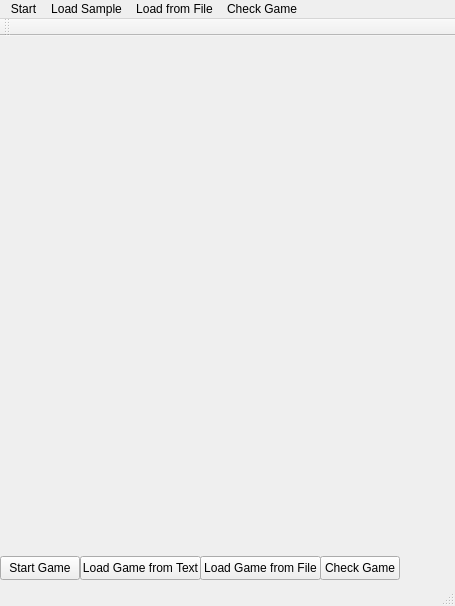
Bananz0/Sudoku-Solver, file mainwindow.ui: the form before one commit.
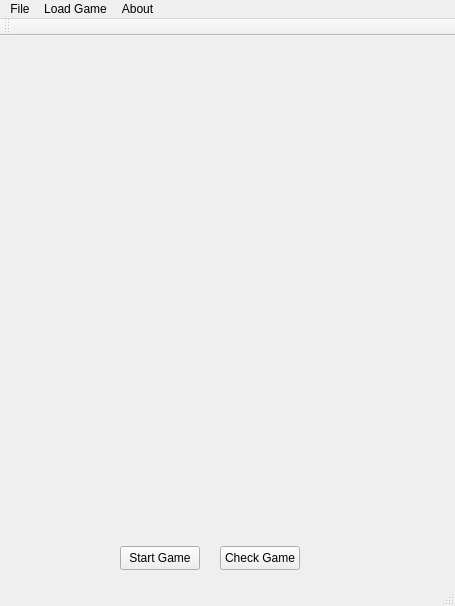
The form after the commit.

```diff
--- a/mainwindow.ui
+++ b/mainwindow.ui
@@ -17,8 +17,8 @@
    <widget class="QPushButton" name="StartGame">
     <property name="geometry">
      <rect>
-      <x>0</x>
-      <y>520</y>
+      <x>120</x>
+      <y>510</y>
       <width>80</width>
       <height>24</height>
      </rect>
@@ -27,37 +27,11 @@
      <string>Start Game</string>
     </property>
    </widget>
-   <widget class="QPushButton" name="openTextFile">
-    <property name="geometry">
-     <rect>
-      <x>80</x>
-      <y>520</y>
-      <width>121</width>
-      <height>24</height>
-     </rect>
-    </property>
-    <property name="text">
-     <string>Load Game from Text</string>
-    </property>
-   </widget>
-   <widget class="QPushButton" name="openFileDialog">
-    <property name="geometry">
-     <rect>
-      <x>200</x>
-      <y>520</y>
-      <width>121</width>
-      <height>24</height>
-     </rect>
-    </property>
-    <property name="text">
-     <string>Load Game from File</string>
-    </property>
-   </widget>
    <widget class="QPushButton" name="checkGame">
     <property name="geometry">
      <rect>
-      <x>320</x>
-      <y>520</y>
+      <x>220</x>
+      <y>510</y>
       <width>80</width>
       <height>24</height>
      </rect>
@@ -77,30 +51,24 @@
      <height>21</height>
     </rect>
    </property>
-   <widget class="QMenu" name="menunigag">
+   <widget class="QMenu" name="menuLoad_Game">
     <property name="title">
-     <string>Start</string>
+     <string>Load Game</string>
     </property>
    </widget>
-   <widget class="QMenu" name="menuLoad_from_Text">
+   <widget class="QMenu" name="menuFile">
     <property name="title">
-     <string>Load Sample</string>
+     <string>File</string>
     </property>
    </widget>
-   <widget class="QMenu" name="menuLoad_from_File">
+   <widget class="QMenu" name="menuAbout">
     <property name="title">
-     <string>Load from File</string>
+     <string>About</string>
     </property>
    </widget>
-   <widget class="QMenu" name="menuCheck_Game">
-    <property name="title">
-     <string>Check Game</string>
-    </property>
-   </widget>
-   <addaction name="menunigag"/>
-   <addaction name="menuLoad_from_Text"/>
-   <addaction name="menuLoad_from_File"/>
-   <addaction name="menuCheck_Game"/>
+   <addaction name="menuFile"/>
+   <addaction name="menuLoad_Game"/>
+   <addaction name="menuAbout"/>
   </widget>
   <widget class="QToolBar" name="toolBar">
    <property name="windowTitle">
```
Left out of the diff: 61 changed lines with no effect on the pictures.
